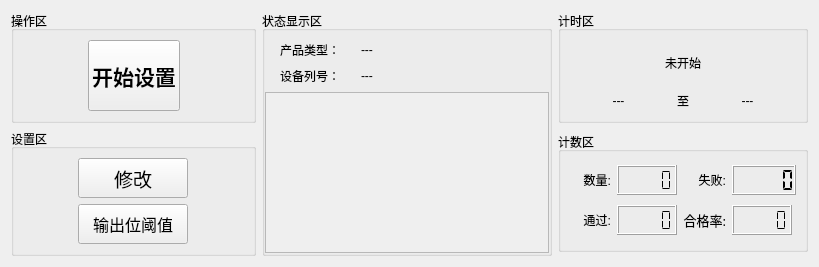
Before: the Qt Designer form MasterCtrlSet/home/home_workwid.ui in ChinaClever/PDU-Settings, drawn with Qt 5.
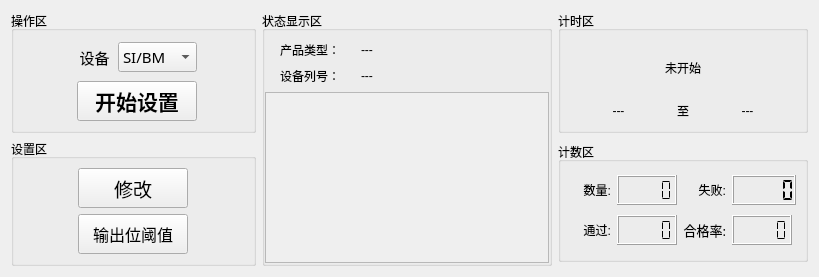
After: the same form once the commit is applied.

```diff
--- a/MasterCtrlSet/home/home_workwid.ui
+++ b/MasterCtrlSet/home/home_workwid.ui
@@ -27,6 +27,91 @@
      </property>
      <layout class="QGridLayout" name="gridLayout_6">
       <item row="0" column="0">
+       <spacer name="horizontalSpacer">
+        <property name="orientation">
+         <enum>Qt::Horizontal</enum>
+        </property>
+        <property name="sizeHint" stdset="0">
+         <size>
+          <width>50</width>
+          <height>20</height>
+         </size>
+        </property>
+       </spacer>
+      </item>
+      <item row="0" column="1">
+       <widget class="QLabel" name="label_9">
+        <property name="minimumSize">
+         <size>
+          <width>0</width>
+          <height>35</height>
+         </size>
+        </property>
+        <property name="maximumSize">
+         <size>
+          <width>35</width>
+          <height>35</height>
+         </size>
+        </property>
+        <property name="font">
+         <font>
+          <family>微软雅黑</family>
+          <pointsize>11</pointsize>
+         </font>
+        </property>
+        <property name="text">
+         <string>设备</string>
+        </property>
+        <property name="alignment">
+         <set>Qt::AlignCenter</set>
+        </property>
+       </widget>
+      </item>
+      <item row="0" column="2">
+       <widget class="QComboBox" name="typeComboBox">
+        <property name="minimumSize">
+         <size>
+          <width>0</width>
+          <height>30</height>
+         </size>
+        </property>
+        <property name="font">
+         <font>
+          <family>微软雅黑</family>
+          <pointsize>11</pointsize>
+         </font>
+        </property>
+        <item>
+         <property name="text">
+          <string>SI/BM</string>
+         </property>
+        </item>
+        <item>
+         <property name="text">
+          <string>IP-PDU</string>
+         </property>
+        </item>
+        <item>
+         <property name="text">
+          <string>MPDU</string>
+         </property>
+        </item>
+       </widget>
+      </item>
+      <item row="0" column="3">
+       <spacer name="horizontalSpacer_2">
+        <property name="orientation">
+         <enum>Qt::Horizontal</enum>
+        </property>
+        <property name="sizeHint" stdset="0">
+         <size>
+          <width>37</width>
+          <height>20</height>
+         </size>
+        </property>
+       </spacer>
+      </item>
+      <item row="1" column="0">
        <spacer name="horizontalSpacer_4">
         <property name="orientation">
          <enum>Qt::Horizontal</enum>
@@ -39,21 +124,14 @@
         </property>
        </spacer>
       </item>
-      <item row="0" column="3">
-       <spacer name="horizontalSpacer_3">
-        <property name="orientation">
-         <enum>Qt::Horizontal</enum>
-        </property>
-        <property name="sizeHint" stdset="0">
-         <size>
-          <width>40</width>
-          <height>20</height>
-         </size>
-        </property>
-       </spacer>
-      </item>
-      <item row="0" column="1" colspan="2">
+      <item row="1" column="1" colspan="2">
        <widget class="QPushButton" name="startBtn">
+        <property name="minimumSize">
+         <size>
+          <width>120</width>
+          <height>0</height>
+         </size>
+        </property>
         <property name="maximumSize">
          <size>
           <width>200</width>
@@ -73,6 +151,19 @@
         </property>
        </widget>
       </item>
+      <item row="1" column="3">
+       <spacer name="horizontalSpacer_3">
+        <property name="orientation">
+         <enum>Qt::Horizontal</enum>
+        </property>
+        <property name="sizeHint" stdset="0">
+         <size>
+          <width>40</width>
+          <height>20</height>
+         </size>
+        </property>
+       </spacer>
+      </item>
      </layout>
     </widget>
    </item>
```
Left out of the diff: 2 changed lines with no effect on the pictures.
